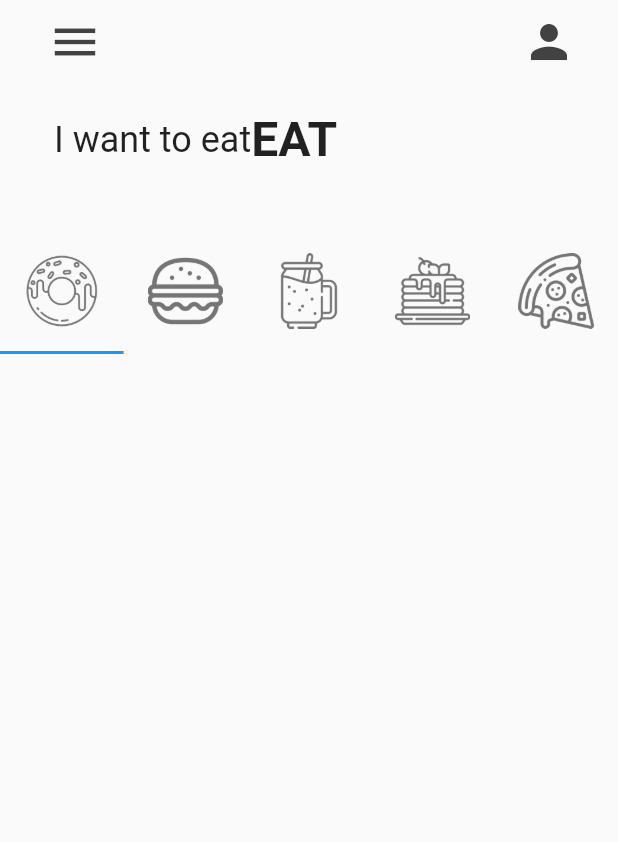
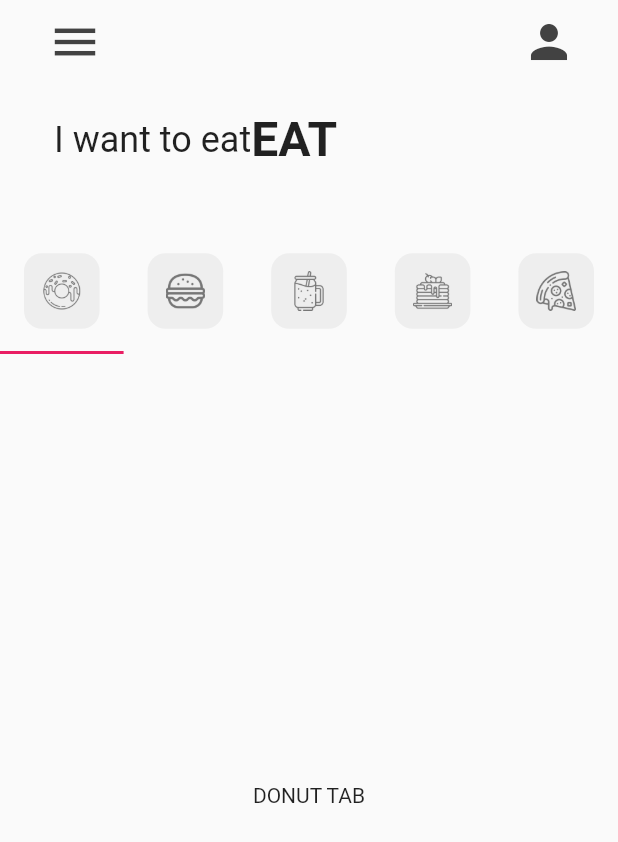
Before and after one commit to bmotadev/donutech-app-flutter, a Flutter app: the screen it shows after launch, on a phone screen of 412 x 824 dp. Shown: the top 842 px of the screen. Run offline on Flutter 3.47's test engine with Material 2 defaults, Android fonts, the phone set to English and light mode, and no system bars.

Commit message:
:sparkles: feat: adiciona tab pages para produtos - donuts - Burger - Smoothie - Pancake - Pizza

```diff
--- a/lib/main.dart
+++ b/lib/main.dart
@@ -12,9 +12,10 @@ class MyApp extends StatelessWidget {
   // This widget is the root of your application.
   @override
   Widget build(BuildContext context) {
-    return const MaterialApp(
+    return MaterialApp(
       debugShowCheckedModeBanner: false,
       home: HomePage(),
+      theme: ThemeData(primarySwatch: Colors.pink),
     );
   }
 }
--- a/lib/pages/home_page.dart
+++ b/lib/pages/home_page.dart
@@ -1,5 +1,11 @@
 import 'package:donutech_appui/utils/my_tab.dart';
 import 'package:flutter/material.dart';
+
+import '../tab_pages/burger_tab.dart';
+import '../tab_pages/donut_tab.dart';
+import '../tab_pages/pancake_tab.dart';
+import '../tab_pages/pizza_tab.dart';
+import '../tab_pages/smoothie_tab.dart';
 
 class HomePage extends StatefulWidget {
   const HomePage({super.key});
@@ -10,7 +16,7 @@ class HomePage extends StatefulWidget {
 
 class _HomePageState extends State<HomePage> {
   // my tabs
-  List<Widget> myTabs = [
+  List<Widget> myTabs = const [
     // tab donut
     MyTab(
       iconPath: 'assets/icons/donut.png',
@@ -100,6 +106,24 @@ class _HomePageState extends State<HomePage> {
             // aba da barra
             TabBar(tabs: myTabs),
             // aba da barra view
+            const Expanded(
+              child: TabBarView(children: [
+                // donut page
+                DonutTab(),
+
+                // burger p age
+                BurgerTab(),
+
+                // smoothie page
+                SmoothieTab(),
+
+                // pancake page
+                PancakeTab(),
+
+                // pizza page
+                PizzaTab(),
+              ]),
+            ),
           ],
         ),
       ),
--- /dev/null
+++ b/lib/tab_pages/donut_tab.dart
@@ -0,0 +1,14 @@
+import 'package:flutter/material.dart';
+
+class DonutTab extends StatelessWidget {
+  const DonutTab({super.key});
+
+  @override
+  Widget build(BuildContext context) {
+    return Container(
+      child: Center(
+        child: Text("DONUT TAB"),
+      ),
+    );
+  }
+}
--- a/lib/utils/my_tab.dart
+++ b/lib/utils/my_tab.dart
@@ -10,7 +10,15 @@ class MyTab extends StatelessWidget {
     return Tab(
       height: 80,
       child: Container(
-        child: Image.asset(iconPath, color: Colors.grey[600]),
+        padding: const EdgeInsets.all(12),
+        decoration: BoxDecoration(
+          color: Colors.grey[200],
+          borderRadius: BorderRadius.circular(12),
+        ),
+        child: Image.asset(
+          iconPath,
+          color: Colors.grey[600],
+        ),
       ),
     );
   }
```
Also changed, not shown: lib/tab_pages/burger_tab.dart (added, +14 -0 lines), lib/tab_pages/pancake_tab.dart (added, +14 -0 lines), lib/tab_pages/pizza_tab.dart (added, +14 -0 lines), lib/tab_pages/smoothie_tab.dart (added, +14 -0 lines).
